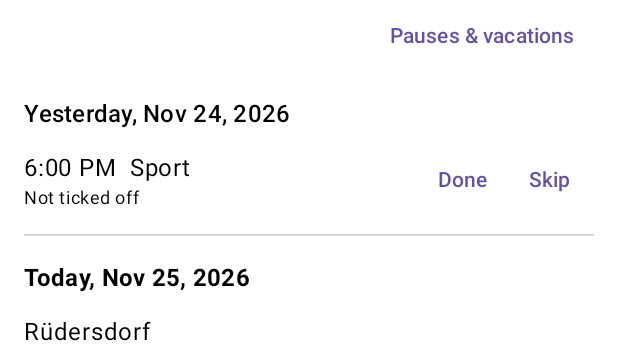
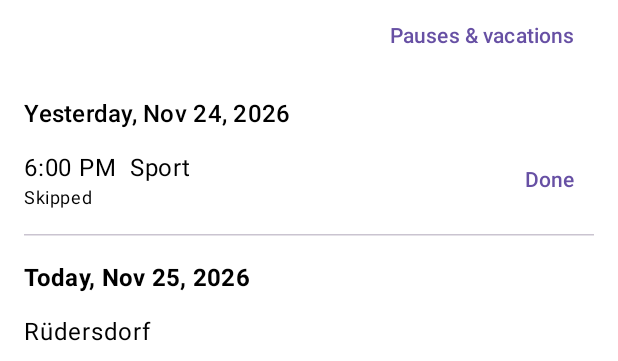
Before and after one commit to steppicrew/android-kladde, an Android app built with Jetpack Compose: the @Preview function WeekViewPreview, on a phone screen of 412 x 824 dp. Shown: the top 361 px of the screen. Run offline under Robolectric (Android 15) with nearby library versions, the phone set to English and light mode, and no system bars.

Commit message:
feat(routines): a past day not ticked off shows as skipped, still doable
A checkable routine's past day with no answer now reads "Ausgelassen"
and offers only "Erledigt", so it can be ticked off later. A day
skipped on purpose does the same once it is over. Nothing is stored for
it; it stays derived.

```diff
--- a/core/model/src/main/kotlin/de/steppicrew/kladde/model/Routine.kt
+++ b/core/model/src/main/kotlin/de/steppicrew/kladde/model/Routine.kt
@@ -108,7 +108,7 @@ enum class OccurrenceStatus {
     DONE,
     SKIPPED,
 
-    /** A past day of a checkable routine with no answer. */
+    /** A past day of a checkable routine with no answer: shown as skipped, but can still be done. */
     MISSED,
 
     /** An event that isn't ticked off: it simply takes place. */
--- a/feature/routines/src/main/kotlin/de/steppicrew/kladde/routines/WeekView.kt
+++ b/feature/routines/src/main/kotlin/de/steppicrew/kladde/routines/WeekView.kt
@@ -207,13 +207,17 @@ internal fun rowActions(
 ): List<RowAction> {
     val future = occurrence.date.isAfter(today)
     return when (occurrence.status) {
-        OccurrenceStatus.OPEN, OccurrenceStatus.MISSED ->
+        OccurrenceStatus.OPEN ->
             when {
                 !future -> listOf(RowAction.DONE, RowAction.SKIP)
                 occurrence.isExtra -> emptyList()
                 else -> listOf(RowAction.CANCEL_ONCE)
             }
-        OccurrenceStatus.DONE, OccurrenceStatus.SKIPPED -> listOf(RowAction.UNDO)
+        // A past day not ticked off counts as skipped, and can still be done later; so can one
+        // skipped on purpose once its day is over.
+        OccurrenceStatus.MISSED -> listOf(RowAction.DONE)
+        OccurrenceStatus.SKIPPED -> if (occurrence.date.isBefore(today)) listOf(RowAction.DONE) else listOf(RowAction.UNDO)
+        OccurrenceStatus.DONE -> listOf(RowAction.UNDO)
         OccurrenceStatus.PAUSED -> if (occurrence.routine.checkable && !future) listOf(RowAction.DONE) else emptyList()
         OccurrenceStatus.CANCELLED -> listOf(RowAction.RESTORE)
         OccurrenceStatus.HAPPENS, OccurrenceStatus.BLOCKED -> emptyList()
@@ -249,8 +253,7 @@ private fun statusText(occurrence: Occurrence): String? =
         OccurrenceStatus.BLOCKED -> stringResource(R.string.routines_status_blocked, occurrence.blockedBy.joinToString(", ") { it.title })
         OccurrenceStatus.DONE ->
             occurrence.doneAt?.let { doneAtText(it, occurrence.date) } ?: stringResource(R.string.routines_status_done)
-        OccurrenceStatus.SKIPPED -> stringResource(R.string.routines_status_skipped)
-        OccurrenceStatus.MISSED -> stringResource(R.string.routines_status_missed)
+        OccurrenceStatus.SKIPPED, OccurrenceStatus.MISSED -> stringResource(R.string.routines_status_skipped)
         OccurrenceStatus.CANCELLED -> stringResource(R.string.routines_status_cancelled)
         OccurrenceStatus.PAUSED ->
             occurrence.pausedBy
--- a/feature/routines/src/main/res/values/strings.xml
+++ b/feature/routines/src/main/res/values/strings.xml
@@ -11,7 +11,6 @@
     <string name="routines_undo">Undo</string>
     <string name="routines_status_done">Done</string>
     <string name="routines_status_skipped">Skipped</string>
-    <string name="routines_status_missed">Not ticked off</string>
     <string name="routines_new">New routine</string>
     <string name="routines_change">Change routine</string>
     <string name="routines_title">Name</string>
```
Also changed, not shown: 3 other files.
